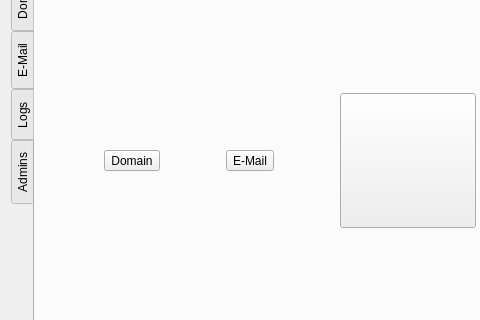
Above: flscp/ui/cp.ui from FLS-Wiesbaden/flscp before the change; both pictures show x 0 to 480 and y 119 to 439 of the 680 by 563 pixel window. Below: the same form after it.
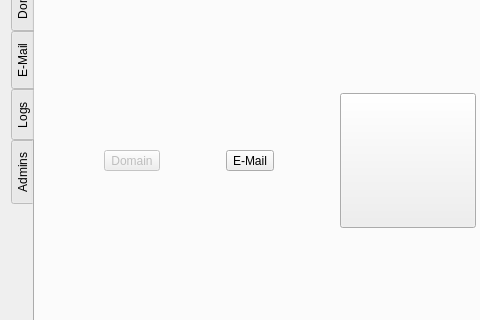
That is the form after the change. Icons and pictures are not drawn.

Commit message: Disabled domain bar for mschlosser

What changed in the file:
```diff
--- a/flscp/ui/cp.ui
+++ b/flscp/ui/cp.ui
@@ -42,6 +42,9 @@
       <property name="currentIndex">
        <number>0</number>
       </property>
+      <property name="movable">
+       <bool>true</bool>
+      </property>
       <widget class="QWidget" name="tabHome">
        <attribute name="icon">
         <iconset resource="../res/logos.qrc">
@@ -53,6 +56,9 @@
        <layout class="QHBoxLayout" name="horizontalLayout_3">
         <item>
          <widget class="QToolButton" name="butHomeDomain">
+          <property name="enabled">
+           <bool>false</bool>
+          </property>
           <property name="toolTip">
            <string>Domains</string>
           </property>
```
Left out of the diff: 5 changed lines with no effect on the pictures.
